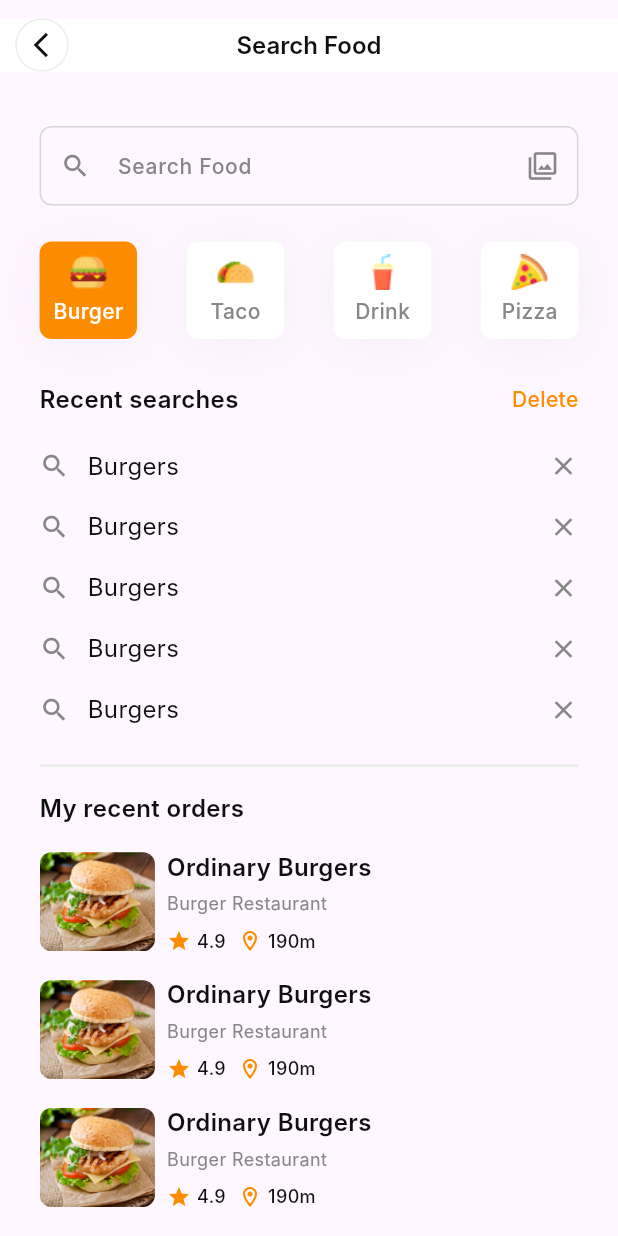
After one commit to bernadinkele/flash_food, a Flutter app: the SearchView screen opened by its route, on a phone screen of 412 x 824 dp. The commit adds this screen. Run offline on Flutter 3.47's test engine with Material 3 defaults, Android fonts, the phone set to English and light mode, and no system bars; our stand-ins replace flutter_svg, gap, pinput; Roboto replaces fonts that are missing (Inter).

Commit message:
add search view

```diff
--- a/lib/Core/Routes/routes.dart
+++ b/lib/Core/Routes/routes.dart
@@ -4,9 +4,11 @@ import 'package:flash_food/Presentation/Auth/views/login_view.dart';
 import 'package:flash_food/Presentation/Auth/views/otp_verification_view.dart';
 import 'package:flash_food/Presentation/Auth/views/reset_password_view.dart';
 import 'package:flash_food/Presentation/Auth/views/signup_view.dart';
+import 'package:flash_food/Presentation/Chat/call_view.dart';
 import 'package:flash_food/Presentation/Chat/discussion_view.dart';
 import 'package:flash_food/Presentation/Foods/Views/about_menu_view.dart';
 import 'package:flash_food/Presentation/Foods/Views/payment_view.dart';
+import 'package:flash_food/Presentation/Foods/Views/search_view.dart';
 import 'package:flash_food/Presentation/Main/main_view.dart';
 import 'package:flash_food/Presentation/Main/onboarding.dart';
 import 'package:flash_food/Presentation/Notifications/Views/notification_view.dart';
@@ -39,6 +41,10 @@ class Routes{
         return MaterialPageRoute(builder: (context) => const PaymentView());
       case RoutesName.discussion:
         return MaterialPageRoute(builder: (context) => const DiscussionView());
+      case RoutesName.call:
+        return MaterialPageRoute(builder: (context) => const CallView());
+      case RoutesName.search:
+        return MaterialPageRoute(builder: (context) => const SearchView());
       default:
         return MaterialPageRoute(builder: (context) => const Scaffold(
           body: Text("No routes found"),
--- a/lib/Core/Routes/routes_name.dart
+++ b/lib/Core/Routes/routes_name.dart
@@ -11,4 +11,6 @@ class RoutesName{
 
   static const String  payment = "payment";
   static const String  discussion = "discussion";
+  static const String  call = "call";
+  static const String  search = "search";
 }
--- a/lib/Presentation/Chat/discussion_view.dart
+++ b/lib/Presentation/Chat/discussion_view.dart
@@ -1,3 +1,4 @@
+import 'package:flash_food/Core/Routes/routes_name.dart';
 import 'package:flash_food/Core/app_colors.dart';
 import 'package:flash_food/Core/response_conf.dart';
 import 'package:flash_food/Core/text_styles.dart';
@@ -62,7 +63,9 @@ class DiscussionView extends StatelessWidget {
                         style: TextStyles.bodyLargeSemiBold
                             .copyWith(color: Pallete.neutral100),
                       ),
-                      Container(
+                      InkWell(
+                        onTap: () => Navigator.pushNamed(context, RoutesName.call),
+                        child: Container(
                           height: getHeight(36),
                           width: getHeight(36),
                           decoration: BoxDecoration(
@@ -75,6 +78,7 @@ class DiscussionView extends StatelessWidget {
                               Icons.phone_outlined,
                               color: Pallete.neutral100,
                               size: getSize(20),
+                            ),
                           ),
                         ),
                       ),
--- /dev/null
+++ b/lib/Presentation/Foods/Views/search_view.dart
@@ -0,0 +1,169 @@
+import 'package:flash_food/Core/app_colors.dart';
+import 'package:flash_food/Core/assets_constantes.dart';
+import 'package:flash_food/Core/response_conf.dart';
+import 'package:flash_food/Core/text_styles.dart';
+import 'package:flash_food/Presentation/Auth/screens/default_field.dart';
+import 'package:flash_food/Presentation/Base/base.dart';
+import 'package:flash_food/Presentation/Foods/screens/recent_search_item.dart';
+import 'package:flash_food/Presentation/Models/category_model.dart';
+import 'package:flutter/material.dart';
+import 'package:gap/gap.dart';
+
+class SearchView extends StatelessWidget {
+  const SearchView({Key? key}) : super(key: key);
+
+  @override
+  Widget build(BuildContext context) {
+    final searchController = TextEditingController();
+    return Scaffold(
+      appBar: buildAppBar(buildContext: context, screenTitle: "Search Food"),
+      body: SingleChildScrollView(
+        child: Padding(
+          padding: EdgeInsets.symmetric(horizontal: getWidth(24)),
+          child: Column(
+            crossAxisAlignment: CrossAxisAlignment.start,
+            children: [
+              const Gap(16),
+              DefaultField(
+                controller: searchController,
+                hintText: "Search Food",
+                prefixIcon: Icons.search,
+                suffixIcon: Icons.filter,
+              ),
+              const Gap(24),
+              Row(
+                  mainAxisAlignment: MainAxisAlignment.spaceBetween,
+                  children: categories
+                      .asMap()
+                      .map((key, category) => MapEntry(
+                          key,
+                          Container(
+                            width: getSize(65),
+                            height: getSize(65),
+                            padding: const EdgeInsets.all(8),
+                            decoration: ShapeDecoration(
+                              shadows: const [
+                                BoxShadow(
+                                  color: Color(0x0A111111),
+                                  blurRadius: 24,
+                                  offset: Offset(0, 4),
+                                  spreadRadius: 0,
+                                )
+                              ],
+                              color:
+                                  key == 0 ? Pallete.orangePrimary : Colors.white,
+                              shape: RoundedRectangleBorder(
+                                  borderRadius: BorderRadius.circular(8)),
+                            ),
+                            child: Column(
+                              mainAxisAlignment: MainAxisAlignment.center,
+                              children: [
+                                Image.asset(category.link),
+                                const Gap(4),
+                                Text(
+                                  category.designation.toString(),
+                                  style: TextStyles.bodyMediumMedium.copyWith(
+                                      color: key == 0
+                                          ? Colors.white
+                                          : Pallete.neutral60),
+                                )
+                              ],
+                            ),
+                          )))
+                      .values
+                      .toList()),
+              const Gap(24),
+              SizedBox(
+                height: getHeight(32),
+                child: Row(
+                  mainAxisAlignment: MainAxisAlignment.spaceBetween,
+                  children: [
+                    Text('Recent searches',
+                        style: TextStyles.bodyLargeSemiBold
+                            .copyWith(color: Pallete.neutral100)),
+                    Text('Delete',
+                        textAlign: TextAlign.center,
+                        style: TextStyles.bodyMediumMedium
+                            .copyWith(color: Pallete.orangePrimary)),
+                  ],
+                ),
+              ),
+              Column(
+                children: List.generate(5, (index) => const RecentSearchItem()),
+              ),
+              const Gap(24),
+              Container(
+                width: double.infinity,
+                height: getHeight(2),
+                color: Pallete.neutral30,
+              ),
+              const Gap(16),
+              Text('My recent orders',
+                  style: TextStyles.bodyLargeSemiBold
+                      .copyWith(color: Pallete.neutral100)),
+             Column(
+               children: List.generate(4, (index) =>  Padding(
+                 padding: EdgeInsets.only(top: getHeight(16)),
+                 child: SizedBox(
+                   height: getHeight(68),
+                   child: Row(
+                     children: [
+                       Container(
+                         width: getWidth(70),
+                         height: getHeight(65),
+                         decoration: BoxDecoration(
+                             borderRadius: BorderRadius.circular(getSize(8)),
+                             image: const DecorationImage(
+                                 image: AssetImage(AssetsConstants.ordinaryBurger),
+                                 fit: BoxFit.fill)),
+                       ),
+                       const Gap(8),
+                       Column(
+                         crossAxisAlignment: CrossAxisAlignment.start,
+                         mainAxisAlignment: MainAxisAlignment.center,
+                         children: [
+                           Text('Ordinary Burgers',
+                               style: TextStyles.bodyLargeSemiBold
+                                   .copyWith(color: Pallete.neutral100)),
+                           const Gap(4),
+                           Text('Burger Restaurant',
+                               style: TextStyles.bodySmallRegular
+                                   .copyWith(color: const Color(0xFF878787))),
+                           const Gap(8),
+                           Row(
+                             children: [
+                               Row(
+                                 children: [
+                                   Icon(Icons.star, color: Pallete.orangePrimary, size: getSize(16),),
+                                   const Gap(4),
+                                   Text("4.9", style: TextStyles.bodySmallMedium.copyWith(
+                                       color: Pallete.neutral100
+                                   ),)
+                                 ],
+                               ),
+                               const Gap(8),
+                               Row(
+                                 children: [
+                                   Icon(Icons.location_on_outlined, color: Pallete.orangePrimary, size: getSize(16),),
+                                   const Gap(4),
+                                   Text("190m", style: TextStyles.bodySmallMedium.copyWith(
+                                       color: Pallete.neutral100
+                                   ),)
+                                 ],
+                               )
+                             ],
+                           ),
+                         ],
+                       )
+                     ],
+                   ),
+                 ),
+               )),
+             )
+            ],
+          ),
+        ),
+      ),
+    );
+  }
+}
--- /dev/null
+++ b/lib/Presentation/Foods/screens/recent_search_item.dart
@@ -0,0 +1,48 @@
+import 'package:flash_food/Core/app_colors.dart';
+import 'package:flash_food/Core/response_conf.dart';
+import 'package:flash_food/Core/text_styles.dart';
+import 'package:flutter/material.dart';
+import 'package:gap/gap.dart';
+
+class RecentSearchItem extends StatelessWidget {
+  const RecentSearchItem({Key? key}) : super(key: key);
+
+  @override
+  Widget build(BuildContext context) {
+    return Padding(
+      padding: EdgeInsets.only(top: getHeight(16)),
+      child: SizedBox(
+        height: getHeight(24),
+        child: Row(
+
+          mainAxisAlignment: MainAxisAlignment.spaceBetween,
+
+          children: [
+            Row(
+
+              mainAxisAlignment: MainAxisAlignment.spaceBetween,
+
+              children: [
+                Icon(
+                  Icons.search,
+                  size: getSize(20),
+                  color: Pallete.neutral60,
+                ),
+                const Gap(12),
+                Text('Burgers',
+                    style: TextStyles.bodyLargeRegular
+                        .copyWith(color: Pallete.neutral100)),
+              ],
+            ),
+
+            Icon(
+              Icons.close,
+              size: getSize(20),
+              color: Pallete.neutral60,
+            )
+          ],
+        ),
+      ),
+    );
+  }
+}
--- a/lib/Presentation/Main/home_view.dart
+++ b/lib/Presentation/Main/home_view.dart
@@ -13,10 +13,7 @@ class HomeView extends StatelessWidget {
 
   @override
   Widget build(BuildContext context) {
-    return
-
-
-      SingleChildScrollView(
+    return SingleChildScrollView(
       child: Column(
         children: [
           Container(
@@ -77,7 +74,9 @@ class HomeView extends StatelessWidget {
                       ),
                       Row(
                         children: [
-                          Container(
+                          InkWell(
+                            onTap: () => Navigator.pushNamed(context, RoutesName.search),
+                            child: Container(
                               height: getSize(40),
                               width: getSize(40),
                               decoration: BoxDecoration(
@@ -88,6 +87,7 @@ class HomeView extends StatelessWidget {
                                 Icons.search,
                                 color: Colors.white,
                                 size: getSize(24),
+                              ),
                             ),
                           ),
                           const Gap(16),
@@ -122,9 +122,6 @@ class HomeView extends StatelessWidget {
               ),
             ),
           ),
-
-
-
           Padding(
             padding: EdgeInsets.symmetric(horizontal: getWidth(24)),
             child: Column(
@@ -149,8 +146,10 @@ class HomeView extends StatelessWidget {
                 Row(
                     mainAxisAlignment: MainAxisAlignment.spaceBetween,
                     children: categories
-                        .asMap().map((key,category) => MapEntry(key, Container(
-
+                        .asMap()
+                        .map((key, category) => MapEntry(
+                            key,
+                            Container(
                               width: getSize(65),
                               height: getSize(65),
                               padding: const EdgeInsets.all(8),
@@ -163,7 +162,9 @@ class HomeView extends StatelessWidget {
                                     spreadRadius: 0,
                                   )
                                 ],
-                        color:  key==0?Pallete.orangePrimary:Colors.white,
+                                color: key == 0
+                                    ? Pallete.orangePrimary
+                                    : Colors.white,
                                 shape: RoundedRectangleBorder(
                                     borderRadius: BorderRadius.circular(8)),
                               ),
@@ -174,15 +175,16 @@ class HomeView extends StatelessWidget {
                                   const Gap(4),
                                   Text(
                                     category.designation.toString(),
-                            style: TextStyles.bodyMediumMedium
-                                .copyWith(color: key==0?Colors.white:Pallete.neutral60),
+                                    style: TextStyles.bodyMediumMedium.copyWith(
+                                        color: key == 0
+                                            ? Colors.white
+                                            : Pallete.neutral60),
                                   )
                                 ],
                               ),
                             )))
-                        .values.toList()
-                ),
-
+                        .values
+                        .toList()),
                 const Gap(24),
                 const Row(
                   mainAxisAlignment: MainAxisAlignment.spaceBetween,
```
Also changed, not shown: lib/Presentation/Chat/call_view.dart (added, +144 -0 lines). Lines whose indentation alone changed are shown as unchanged.
